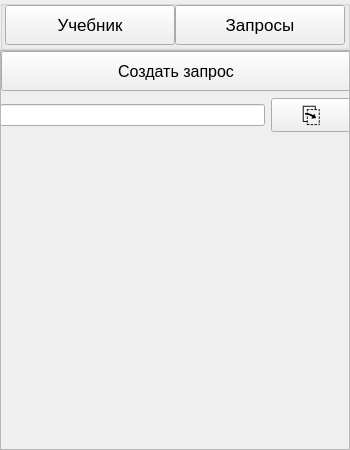
This is PyQTProject/ui/main_window.ui in opituf/PyQTProject as Qt 5 draws it before an edit. The edited form follows.
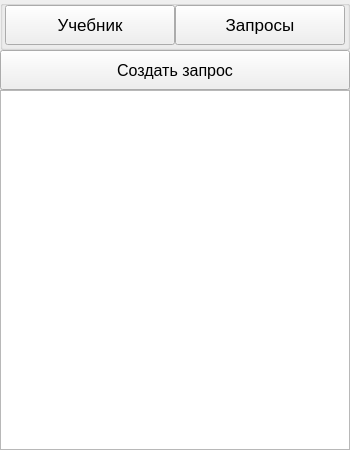
This is the edited form. The open tabs and pages were chosen to show the change.

```diff
--- a/PyQTProject/ui/main_window.ui
+++ b/PyQTProject/ui/main_window.ui
@@ -82,27 +82,6 @@
       <property name="title">
        <string/>
       </property>
-      <widget class="QScrollArea" name="scrollArea">
-       <property name="geometry">
-        <rect>
-         <x>0</x>
-         <y>0</y>
-         <width>350</width>
-         <height>400</height>
-        </rect>
-       </property>
-       <property name="widgetResizable">
-        <bool>true</bool>
-       </property>
-       <widget class="QWidget" name="scrollAreaWidgetContents">
-        <property name="geometry">
-         <rect>
-          <x>0</x>
-          <y>0</y>
-          <width>348</width>
-          <height>398</height>
-         </rect>
-        </property>
         <widget class="QPushButton" name="page3_btn">
          <property name="geometry">
           <rect>
@@ -121,37 +100,15 @@
           <string>Создать запрос</string>
          </property>
         </widget>
-        <widget class="QWidget" name="horizontalLayoutWidget">
+      <widget class="QListWidget" name="prefabsList">
          <property name="geometry">
           <rect>
-           <x>-1</x>
-           <y>39</y>
-           <width>351</width>
-           <height>51</height>
-          </rect>
-         </property>
-         <layout class="QHBoxLayout" name="horizontalLayout">
-          <item>
-           <widget class="QLineEdit" name="lineEdit_2"/>
-          </item>
-          <item>
-           <widget class="QPushButton" name="pushButton">
-            <property name="font">
-             <font>
-              <pointsize>17</pointsize>
-             </font>
-            </property>
-            <property name="contextMenuPolicy">
-             <enum>Qt::ActionsContextMenu</enum>
-            </property>
-            <property name="text">
-             <string>⎘</string>
-            </property>
-           </widget>
-          </item>
-         </layout>
-        </widget>
-       </widget>
+         <x>0</x>
+         <y>40</y>
+         <width>350</width>
+         <height>360</height>
+        </rect>
+       </property>
       </widget>
      </widget>
     </widget>
```
Left out of the diff: 2 changed lines with no effect on the pictures. Lines whose indentation alone changed are shown as unchanged.
